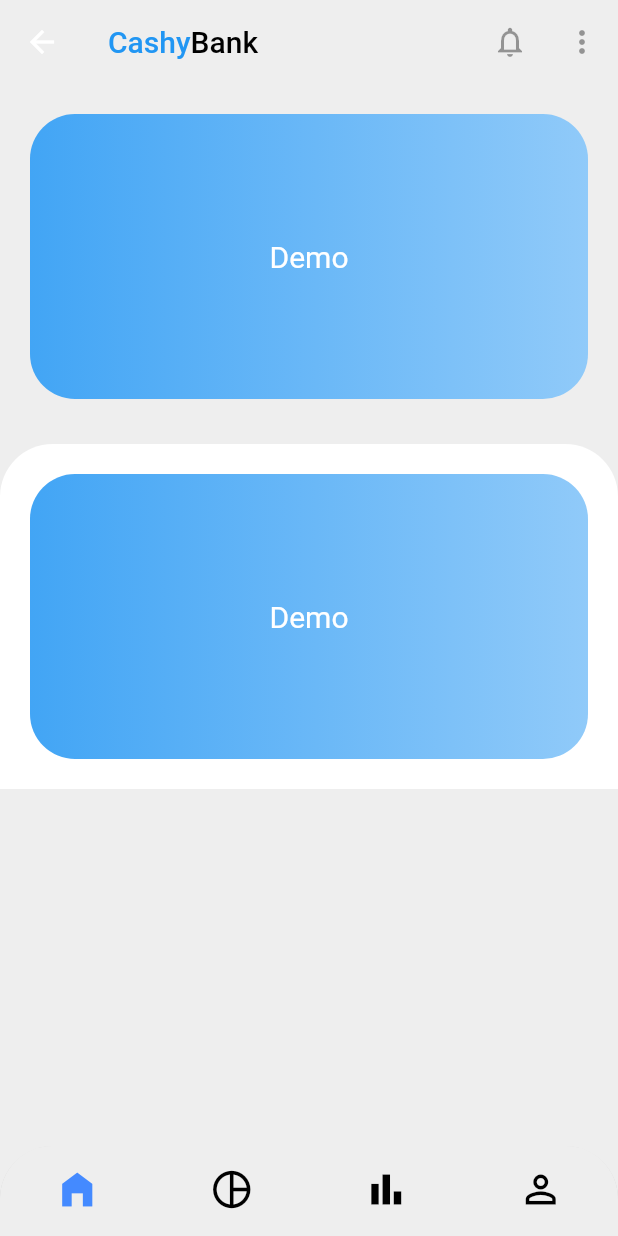
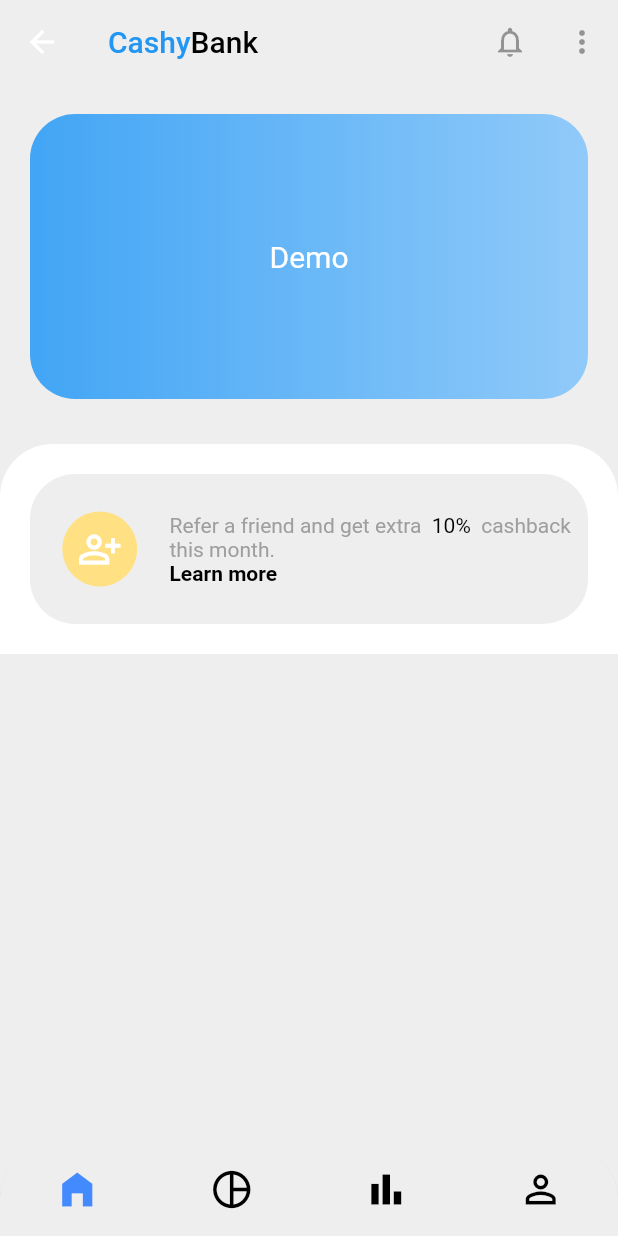
Before and after one commit to rajbahakdanyu/demo_flutter, a Flutter app: the LandingPage screen opened by its route, on a phone screen of 412 x 824 dp. Run offline on Flutter 3.47's test engine with Material 2 defaults, Android fonts, the phone set to English and light mode, and no system bars; drawn by our look-alikes of styled_text; our stand-ins replace smooth_page_indicator; network calls fail.

Commit message:
Created refer card

```diff
--- a/lib/components/refer_card.dart
+++ b/lib/components/refer_card.dart
@@ -1,10 +1,62 @@
 import 'package:flutter/material.dart';
+import 'package:styled_text/styled_text.dart';
 
 class ReferCard extends StatelessWidget {
   const ReferCard({Key? key}) : super(key: key);
 
   @override
   Widget build(BuildContext context) {
-    return Container();
+    return Padding(
+      padding: EdgeInsets.all(20),
+      child: Container(
+        height: 100,
+        width: double.infinity,
+        decoration: BoxDecoration(
+          borderRadius: BorderRadius.circular(30),
+          color: Colors.grey[200],
+        ),
+        child: Row(
+          mainAxisAlignment: MainAxisAlignment.center,
+          children: [
+            Expanded(
+              child: CircleAvatar(
+                radius: 25,
+                backgroundColor: Colors.amber[200],
+                child: Icon(
+                  Icons.person_add_alt_outlined,
+                  color: Colors.white,
+                  size: 30,
+                ),
+              ),
+            ),
+            Expanded(
+              flex: 3,
+              child: StyledText(
+                text:
+                    '<grey>Refer a friend and get extra <black> 10% </black> cashback this month.</grey> \n<bold>Learn more</bold>',
+                tags: {
+                  'black': StyledTextTag(
+                    style: TextStyle(
+                      color: Colors.black,
+                    ),
+                  ),
+                  'bold': StyledTextTag(
+                    style: TextStyle(
+                      color: Colors.black,
+                      fontWeight: FontWeight.bold,
+                    ),
+                  ),
+                  'grey': StyledTextTag(
+                    style: TextStyle(
+                      color: Colors.grey,
+                    ),
+                  ),
+                },
+              ),
+            ),
+          ],
+        ),
+      ),
+    );
   }
 }
--- a/lib/screens/landing.dart
+++ b/lib/screens/landing.dart
@@ -1,8 +1,9 @@
-import 'package:demo/components/demo_card.dart';
-import 'package:demo/components/top_nav.dart';
 import 'package:flutter/material.dart';
 
+import '../components/top_nav.dart';
 import '../components/bottom_nav.dart';
+import '../components/demo_card.dart';
+import '../components/refer_card.dart';
 
 class LandingPage extends StatefulWidget {
   const LandingPage({Key? key}) : super(key: key);
@@ -41,7 +42,7 @@ class _LandingPageState extends State<LandingPage> {
               crossAxisAlignment: CrossAxisAlignment.center,
               mainAxisAlignment: MainAxisAlignment.center,
               children: [
-                DemoCard(),
+                ReferCard(),
               ],
             ),
           ),
```
